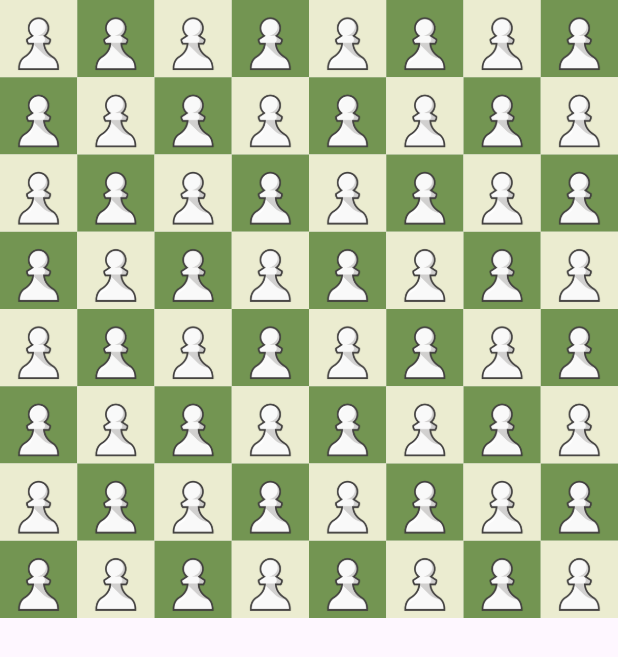
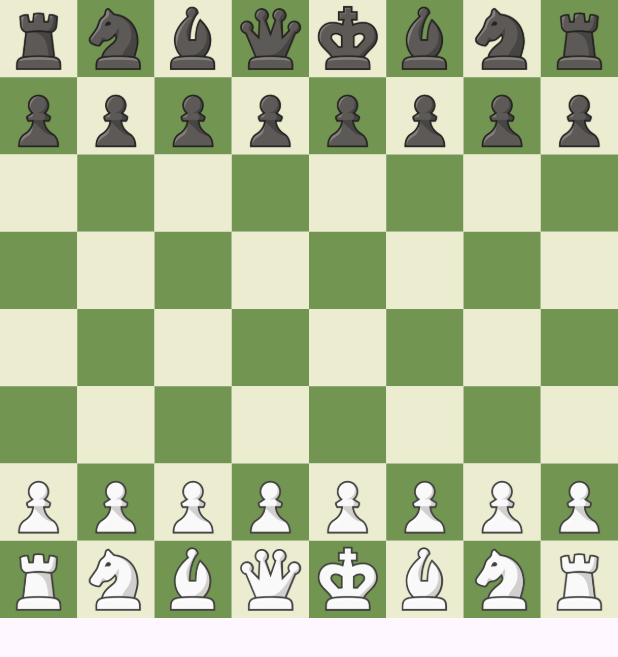
Before and after one commit to 4bhisheksharma/flutter-chess, a Flutter app: the screen it shows after launch, on a phone screen of 412 x 824 dp. Shown: the top 657 px of the screen. Run offline on Flutter 3.47's test engine with Material 3 defaults, Android fonts, the phone set to English and light mode, and no system bars.

Commit message:
Initialize chess board with pieces and update square widget colors

```diff
--- a/lib/helper/helper_methods.dart
+++ b/lib/helper/helper_methods.dart
@@ -1,8 +1,11 @@
 bool isWhite(int index) {
   int x = index ~/ 8;
   int y = index % 8;
+  return (x + y) % 2 == 0;
+}
 
-  bool isWhite = (x + y) % 2 == 0;
-
-  return isWhite;
+bool isWhiteSquare(int index) {
+  int row = index ~/ 8;
+  int col = index % 8;
+  return (row + col) % 2 == 0;
 }
--- /dev/null
+++ b/lib/shared/theme.dart
@@ -0,0 +1,7 @@
+import 'dart:ui';
+
+class MyColors {
+  static const Color primaryColor = Color.fromRGBO(235, 236, 208, 1);
+  static const Color secondaryColor = Color.fromRGBO(115, 149, 82, 1);
+
+}
--- a/lib/widgets/square.dart
+++ b/lib/widgets/square.dart
@@ -1,3 +1,4 @@
+import "package:chess/shared/theme.dart";
 import "package:chess/widgets/piece.dart";
 import "package:flutter/material.dart";
 
@@ -10,10 +11,13 @@ class Square extends StatelessWidget {
   Widget build(BuildContext context) {
     //TODO: make thses colors more premium
     return Container(
-      color: isWhiteVar
-          ? const Color.fromRGBO(235, 236, 208, 1)
-          : const Color.fromRGBO(115, 149, 82, 1),
-      child: piece != null ? Image.asset(piece!.imagePath) : null,
+      color: isWhiteVar ? MyColors.primaryColor : MyColors.secondaryColor,
+      child: piece != null
+          ? Image.asset(
+              piece!.imagePath,
+              // color: piece!.isWhite ? Colors.white : Colors.black,
+            )
+          : null,
     );
   }
 }
```
Also changed, not shown: lib/game_board.dart (+119 -7 lines).
